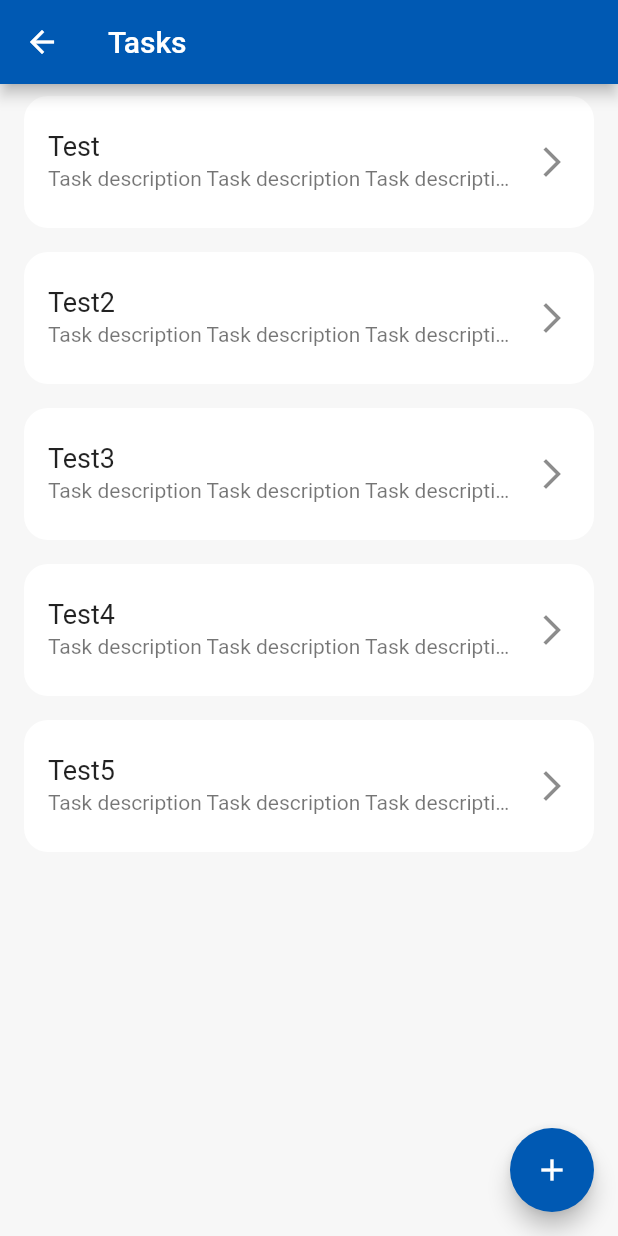
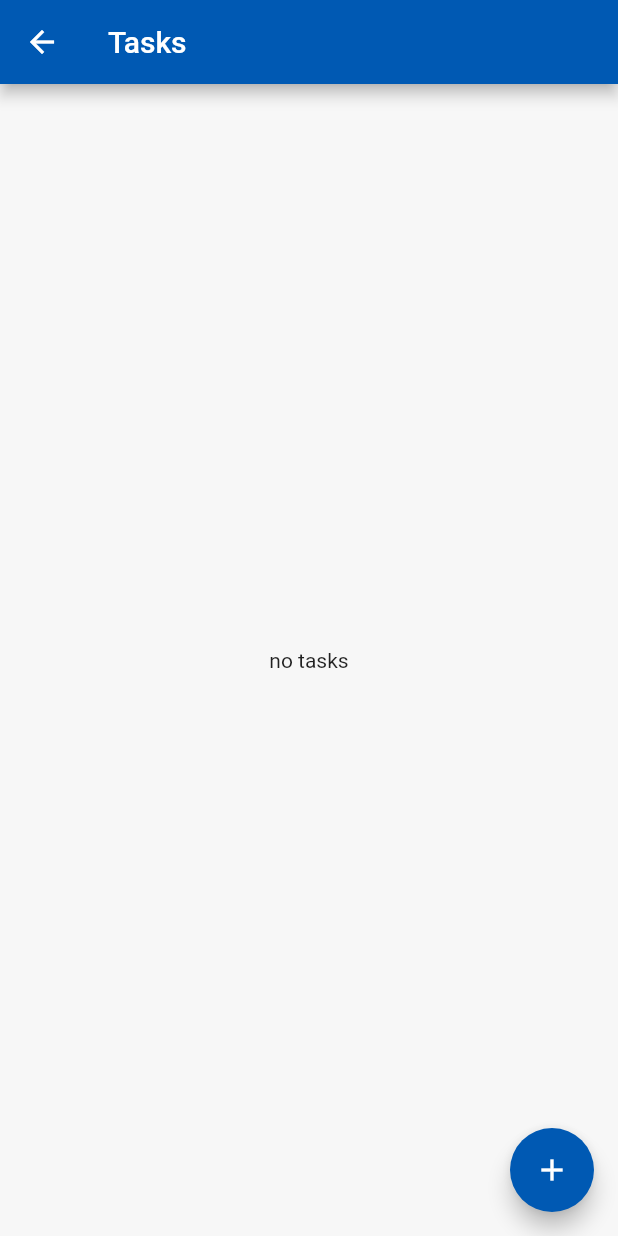
Before and after one commit to Sameer-Murtaja/Task-Manager-Flutter, a Flutter app: the screen it shows after launch, after a tap on "Show all", on a phone screen of 412 x 824 dp. Run offline on Flutter 3.47's test engine with Material 2 defaults, Android fonts, the phone set to English and light mode, and no system bars; our stand-ins replace google_nav_bar, sqflite; accounts and stored records are empty.

Commit message:
database and provider for tasks, no categories yet

```diff
--- /dev/null
+++ b/lib/data/dbController.dart
@@ -0,0 +1,43 @@
+import 'package:flutter/material.dart';
+import 'package:flutter_final/models/Task.dart';
+import 'package:flutter_final/models/dbHelper.dart';
+
+class DbController extends ChangeNotifier {
+  DbController() {
+    getAllTasks();
+  }
+  List<Task> tasks = [];
+  bool isLoading = false;
+  flipIsLoading() {
+    isLoading = !isLoading;
+    notifyListeners();
+  }
+
+  getAllTasks() async {
+    flipIsLoading();
+    tasks = await DbHelper.dbHelper.getAllTasks();
+    flipIsLoading();
+  }
+
+  addTask(String title, String description) async {
+    Task task = Task(
+      title: title,
+      description: description,
+    );
+    await DbHelper.dbHelper.addTask(task);
+    getAllTasks();
+  }
+
+  updateTask(Task task) async {
+    await DbHelper.dbHelper.updateTask(task);
+    int taskIndex = tasks.indexWhere((t) => t.id == task.id);
+    if(taskIndex != -1) tasks[taskIndex] = task ;
+    notifyListeners();
+  }
+
+  deleteTask(int id) async {
+    await DbHelper.dbHelper.deleteTask(id);
+    tasks.removeWhere((element) => element.id == id);
+    notifyListeners();
+  }
+}
--- a/lib/data/sample_data.dart
+++ b/lib/data/sample_data.dart
@@ -4,25 +4,25 @@ import '../models/Task.dart';
 
 class Data {
   static List<Task> tasks = [
-    Task("Test",
-        "Task description Task description Task description Task description Task description Task description Task description",
-        category: categories[0]),
-    Task("Test2",
-        "Task description Task description Task description Task description Task description Task description Task description",
-        category: categories[1]),
-    Task("Test3",
-        "Task description Task description Task description Task description Task description Task description Task description"),
-    Task("Test4",
-        "Task description Task description Task description Task description Task description Task description Task description"),
-    Task("Test5",
-        "Task description Task description Task description Task description Task description Task description Task description"),
+    // Task("Test",
+    //     "Task description Task description Task description Task description Task description Task description Task description",
+    //     category: categories[0]),
+    // Task("Test2",
+    //     "Task description Task description Task description Task description Task description Task description Task description",
+    //     category: categories[1]),
+    // Task("Test3",
+    //     "Task description Task description Task description Task description Task description Task description Task description"),
+    // Task("Test4",
+    //     "Task description Task description Task description Task description Task description Task description Task description"),
+    // Task("Test5",
+    //     "Task description Task description Task description Task description Task description Task description Task description"),
   ];
 
   static List<Category> categories = [
-    Category("Category"),
-    Category("Category1"),
-    Category("Category2"),
-    Category("Category3"),
-    Category("Categor74"),
+    Category(id: 0,name: "Category"),
+    Category(id: 1,name: "Category1"),
+    Category(id: 2,name: "Category2"),
+    Category(id: 3,name: "Category3"),
+    Category(id: 4,name: "Categor74"),
   ];
 }
--- a/lib/main.dart
+++ b/lib/main.dart
@@ -1,6 +1,7 @@
 import 'package:flutter/material.dart';
 import 'package:flutter_final/data/sample_data.dart';
 import 'package:flutter_final/models/Task.dart';
+import 'package:flutter_final/models/dbHelper.dart';
 import 'package:flutter_final/ui/all_categories.dart';
 import 'package:flutter_final/ui/all_tasks.dart';
 import 'package:flutter_final/ui/edit_task.dart';
@@ -8,8 +9,13 @@ import 'package:flutter_final/ui/home_screen.dart';
 import 'package:flutter_final/ui/not_found_page.dart';
 import 'package:flutter_final/ui/tthome_page.dart';
 import 'package:flutter_final/util/routes.dart';
+import 'package:provider/provider.dart';
 
-void main() {
+import 'data/dbController.dart';
+
+void main() async {
+  WidgetsFlutterBinding.ensureInitialized();
+  await DbHelper.dbHelper.initDatabase();
   runApp(const MyApp());
 }
 
@@ -19,7 +25,9 @@ class MyApp extends StatelessWidget {
   // This widget is the root of your application.
   @override
   Widget build(BuildContext context) {
-    return MaterialApp(
+    return ChangeNotifierProvider<DbController>(
+        create: (context) => DbController(),
+        child: MaterialApp(
           title: 'Flutter Demo',
           theme: ThemeData(
               // This is the theme of your application.
@@ -31,9 +39,10 @@ class MyApp extends StatelessWidget {
               // or simply save your changes to "hot reload" in a Flutter IDE).
               // Notice that the counter didn't reset back to zero; the application
               // is not restarted.
-        colorScheme: ColorScheme.light(primary: Color(0xFF0059B3),background: Color.fromRGBO(247, 247, 247, 10),)
-
-      ),
+              colorScheme: ColorScheme.light(
+            primary: Color(0xFF0059B3),
+            background: Color.fromRGBO(247, 247, 247, 10),
+          )),
           home: ScreenContainer(),
 /*
       routes: {
@@ -48,6 +57,6 @@ class MyApp extends StatelessWidget {
             return PageNotFound();
         });
   },*/
-    );
+        ));
   }
 }
--- a/lib/models/Category.dart
+++ b/lib/models/Category.dart
@@ -1,4 +1,5 @@
 class Category {
+  int? id;
   String name;
-  Category(this.name);
+  Category({this.id, required this.name});
 }
--- a/lib/models/Task.dart
+++ b/lib/models/Task.dart
@@ -1,21 +1,41 @@
 import 'package:flutter_final/models/Category.dart';
 
+class Task {
+  int? id;
+  String? title;
+  String? description;
+  int? categoryId;
+  TaskState? state;
 
+  Task(
+      {this.id,
+      required this.title,
+      required this.description,
+      this.categoryId,
+      this.state = TaskState.TODO});
 
+  Task.fromMap(Map map) {
+    id = map['id'];
+    this.title = map['title'];
+    description = map['description'];
+    categoryId = map['categoryId'];
+    state = map['state'] == "TODO"
+        ? TaskState.TODO
+        : map['state'] == "IN_PROGRESS"
+            ? TaskState.IN_PROGRESS
+            : map['state'] == "DONE"
+                ? TaskState.DONE
+                : null;
+  }
 
-
-class Task {
-  String title;
-  String description;
-  Category? category;
-  TaskState state;
-
-  Task(this.title, this.description, {this.category, this.state = TaskState.TODO});
-
+  toMap() {
+    return {
+      "title": title,
+      "description": description,
+      "categoryId": categoryId,
+      "state": state!.name
+    };
+  }
 }
 
-  enum TaskState{
-    TODO,
-    IN_PROGRESS,
-    DONE
-  }
+enum TaskState { TODO, IN_PROGRESS, DONE }
--- /dev/null
+++ b/lib/models/dbHelper.dart
@@ -0,0 +1,67 @@
+import 'dart:developer';
+
+import 'package:flutter_final/models/Task.dart';
+import 'package:sqflite/sqflite.dart';
+
+class DbHelper {
+  DbHelper._();
+  static DbHelper dbHelper = DbHelper._();
+  late Database database;
+  initDatabase() async {
+    String appPath = await getDatabasesPath();
+    String dbPath = appPath + '/flutter_course.db';
+    database = await openDatabase(dbPath, version: 3, onCreate: (db, v) {
+
+      db.execute(
+          'CREATE TABLE Categories (id INTEGER PRIMARY KEY AUTOINCREMENT, name TEXT)');
+
+      db.execute('''
+      CREATE TABLE Tasks (
+        id INTEGER PRIMARY KEY AUTOINCREMENT,
+        title TEXT,
+        description TEXT,
+        categoryId INTEGER NULL,
+        state TEXT,
+        FOREIGN KEY (categoryId) REFERENCES Categories (id)
+      )''');
+    });
+  }
+
+  addTask(Task task) async {
+    try {
+      int rowNumber = await database.insert('Tasks', task.toMap());
+      log(rowNumber.toString());
+    } catch (e) {
+      log("row has not been inserted");
+    }
+  }
+
+  Future<List<Task>> getAllTasks() async {
+    await Future.delayed(const Duration(seconds: 3));
+    List<Map> results = await database.query('Tasks');
+    List<Task> tasks = results.map((e) => Task.fromMap(e)).toList();
+    return tasks;
+  }
+
+  Future<Task> getTaskById(int id) async {
+    List<Map> results = await database.query('Tasks', where: 'id=$id');
+    return Task.fromMap(results.first);
+  }
+
+  deleteTask(int id) async {
+    await database.delete('Tasks', where: 'id=$id');
+  }
+
+  updateTask(Task task) async {
+    log("updating..");
+    Map<String, Object?> newTask = task.toMap();
+    newTask['id'] = task.id;
+    log(newTask.toString());
+    try {
+    int x = await database.update('Tasks', newTask, where: "id='${task.id}'");
+    log("rows affected $x");
+    } catch (e) {
+      log("$e row has not been updated");
+    }
+  }
+}
--- a/lib/ui/all_tasks.dart
+++ b/lib/ui/all_tasks.dart
@@ -1,37 +1,32 @@
 import 'package:flutter/material.dart';
 import 'package:flutter_final/models/Category.dart';
 import 'package:flutter_final/models/Task.dart';
+import 'package:flutter_final/ui/add_task.dart';
 import 'package:flutter_final/ui/items/item_task.dart';
+import 'package:provider/provider.dart';
 
+import '../data/dbController.dart';
 import '../data/sample_data.dart';
-
 
 class AllTasks extends StatefulWidget {
   TaskState? state;
   Category? category;
-  late List<Task> tasks;
 
-  AllTasks({this.state, this.category}){
-    tasks = getTasks();
-  }
+  AllTasks({this.state, this.category});
 
-  List<Task> getTasks() {
-    List<Task> tasks = Data.tasks;
-    if (state != null) tasks = tasks.where((element) => state == element.state).toList();
-    if (category != null) tasks = tasks.where((element) => category == element.category).toList();
-    return tasks;
-  }
 
   @override
   State<AllTasks> createState() => _AllTasksState();
 }
 
-class _AllTasksState extends State<AllTasks>{
+class _AllTasksState extends State<AllTasks> {
 
-  refreshPage(){
-    setState(() {
-
-    });
+  List<Task> filterTasks(List<Task> tasks) {
+    if (widget.state != null)
+      tasks = tasks.where((element) => widget.state == element.state).toList();
+    if (widget.category != null)
+      tasks = tasks.where((element) => widget.category?.id == element.categoryId).toList();
+    return tasks;
   }
 
   @override
@@ -39,17 +34,28 @@ class _AllTasksState extends State<AllTasks>{
     return Scaffold(
       appBar: AppBar(title: Text("Tasks")),
       backgroundColor: Color.fromRGBO(247, 247, 247, 10),
-      body: ListView(
-          children: widget.tasks
-              .map((e) => Container(
-                  margin: EdgeInsets.symmetric(vertical: 8, horizontal: 16),
-                  child: TaskItem(e,refreshPage)))
-              .toList()),
+      body: Consumer<DbController>(builder: (context, pr, x) {
+        return pr.isLoading
+            ? const Center(
+                child: CircularProgressIndicator(),
+              )
+            : pr.tasks.isEmpty
+                ? Center(child: Text("no tasks"))
+                : ListView(
+                    children: pr.tasks
+                        .map((e) => Container(
+                            margin: EdgeInsets.symmetric(
+                                vertical: 8, horizontal: 16),
+                            child: TaskItem(e)))
+                        .toList());
+      }),
       floatingActionButton: FloatingActionButton(
           backgroundColor: Color(0xFF0059B3),
           foregroundColor: Colors.white,
           child: Icon(Icons.add_outlined),
-          onPressed: () {}),
+          onPressed: () {
+            Navigator.of(context).push(MaterialPageRoute(builder: (c) => AddNewTask()));
+          }),
     );
   }
 }
--- a/lib/ui/home_screen.dart
+++ b/lib/ui/home_screen.dart
@@ -2,7 +2,9 @@ import 'package:flutter/cupertino.dart';
 import 'package:flutter/material.dart';
 import 'package:flutter_final/ui/all_categories.dart';
 import 'package:flutter_final/ui/all_tasks.dart';
+import 'package:provider/provider.dart';
 
+import '../data/dbController.dart';
 import '../data/sample_data.dart';
 import '../models/Category.dart';
 import '../models/Task.dart';
@@ -15,11 +17,9 @@ class HomeScreen extends StatefulWidget {
 }
 
 class _HomeScreenState extends State<HomeScreen> {
-  refreshPage() {
-    setState(() {});
-  }
 
   Widget build(BuildContext context) {
+    return Consumer<DbController>(builder: (context, pr, x) {
       return Scaffold(
         appBar: AppBar(
           title: Text("Home"),
@@ -162,7 +162,9 @@ class _HomeScreenState extends State<HomeScreen> {
                             Navigator.push(
                               context,
                               MaterialPageRoute(
-                                builder: (context) => AllTasks(state: TaskState.TODO,)),
+                                  builder: (context) => AllTasks(
+                                        state: TaskState.TODO,
+                                      )),
                             );
                           },
                           child: Text(
@@ -181,7 +183,6 @@ class _HomeScreenState extends State<HomeScreen> {
               ],
             ),
 
-
             Row(
               children: [
                 Expanded(
@@ -189,9 +190,9 @@ class _HomeScreenState extends State<HomeScreen> {
                       margin: EdgeInsets.symmetric(vertical: 8, horizontal: 16),
                       child: Column(
                         children: [
-                        ...Data.tasks.take(3).toList().map((e) => Padding(
+                          ...pr.tasks.take(3).toList().map((e) => Padding(
                                 padding: EdgeInsets.only(top: 8),
-                              child: TaskItem(e, refreshPage),
+                                child: TaskItem(e),
                               )),
 
                           // const SizedBox(
@@ -292,6 +293,7 @@ class _HomeScreenState extends State<HomeScreen> {
           ],
         ),
       );
+    });
   }
 }
 
--- a/lib/ui/items/item_task.dart
+++ b/lib/ui/items/item_task.dart
@@ -4,24 +4,23 @@ import 'package:flutter_final/ui/task_details.dart';
 
 import '../../models/Task.dart';
 
-
 class TaskItem extends StatelessWidget {
   Task task;
-  Function refresh;
-    TaskItem(this.task, this.refresh);
+  TaskItem(this.task);
 
   @override
   Widget build(BuildContext context) {
     return ListTile(
-      title: Text(task.title, style: TextStyle(fontSize: 18)),
-      subtitle: Text(task.description,
+      title: Text(task.title!, style: TextStyle(fontSize: 18)),
+      subtitle: Text(task.description!,
           overflow: TextOverflow.ellipsis, style: TextStyle(fontSize: 14)),
       trailing: Icon(Icons.arrow_forward_ios),
       contentPadding: EdgeInsets.symmetric(horizontal: 16, vertical: 8),
       shape: RoundedRectangleBorder(borderRadius: BorderRadius.circular(16)),
       tileColor: Colors.white,
       onTap: () {
-        Navigator.of(context).push(MaterialPageRoute(builder:  (context) => TaskDetails(task))).then((value) => refresh());
+        Navigator.of(context)
+            .push(MaterialPageRoute(builder: (context) => TaskDetails(task.id!)));
       },
     );
   }
--- a/pubspec.yaml
+++ b/pubspec.yaml
@@ -35,6 +35,8 @@ dependencies:
   # The following adds the Cupertino Icons font to your application.
   # Use with the CupertinoIcons class for iOS style icons.
   cupertino_icons: ^1.0.2
+  sqflite: ^2.2.8+4
+  provider: ^6.0.5
 
 dev_dependencies:
   flutter_test:
```
Also changed, not shown: lib/ui/add_task.dart (+14 -3 lines), lib/ui/edit_task.dart (+49 -30 lines), lib/ui/task_details.dart (+49 -27 lines), pubspec.lock, 1 other file. Lines whose indentation alone changed are shown as unchanged.
